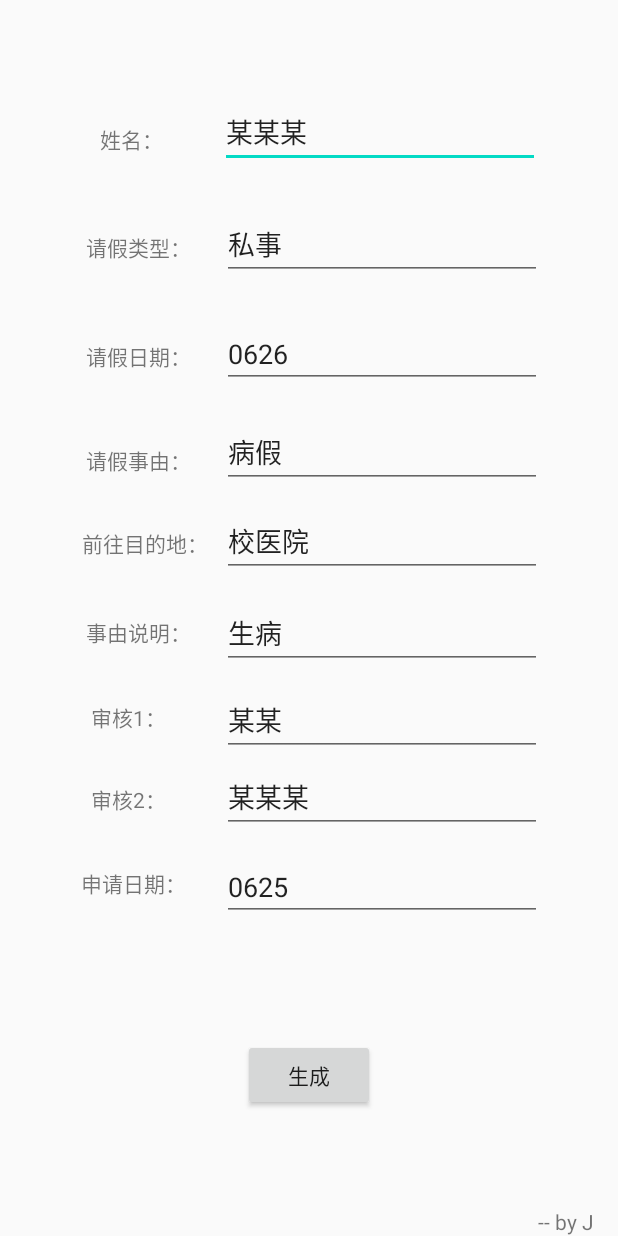
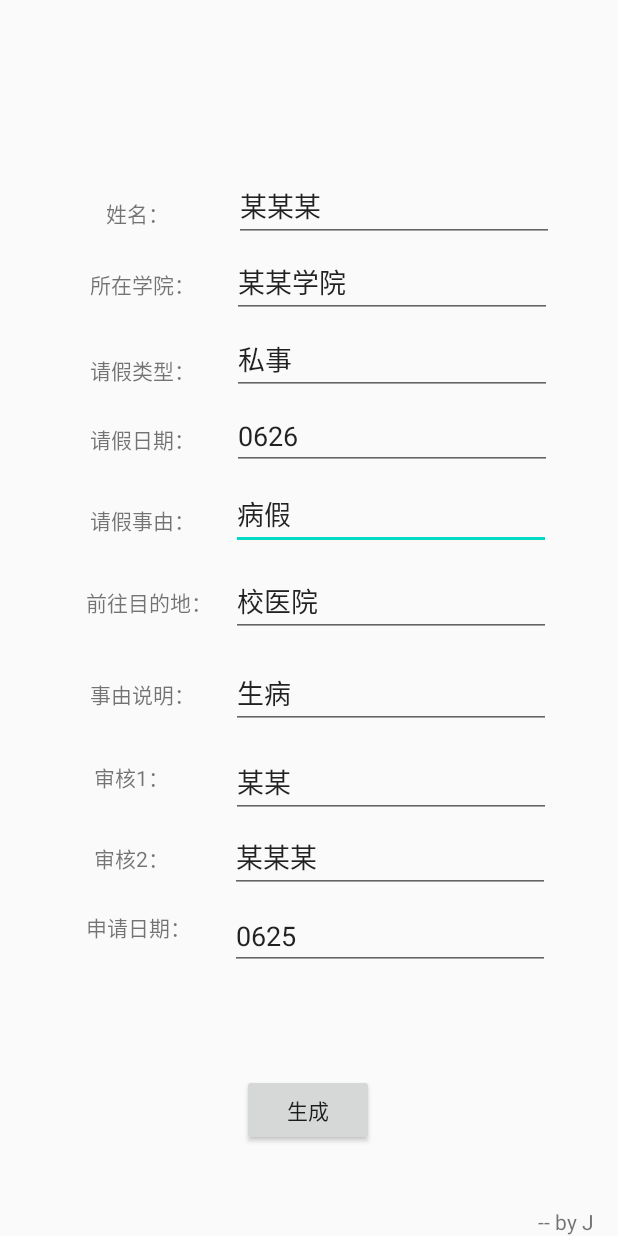
Before and after one commit to Jepson-Song/leave, an Android app: the screen it shows after launch (MainActivity), on a phone screen of 412 x 824 dp. Run offline under Robolectric (Android 15) with nearby library versions, the phone set to English and light mode, and no system bars.

Commit message:
增加 所在学院

```diff
--- a/app/src/main/java/com/example/test/MainActivity.java
+++ b/app/src/main/java/com/example/test/MainActivity.java
@@ -40,9 +40,9 @@ public class MainActivity extends AppCompatActivity {
     private static Handler handler;
 
     private Button btCreate;
-    private TextView tvName, tvType, tvDate, tvReason, tvDestination, tvExplain, tvReviewer1, tvReviewer2;
-    private EditText etName, etType, etDate, etReason, etDestination, etExplain, etReviewer1, etReviewer2, etAppicationDate;
-    private String strName, strType, strDate, strReason, strDestination, strExplain, strReviewer1, strReviewer2;
+    private TextView tvName, tvSchool, tvType, tvDate, tvReason, tvDestination, tvExplain, tvReviewer1, tvReviewer2;
+    private EditText etName, etSchool, etType, etDate, etReason, etDestination, etExplain, etReviewer1, etReviewer2, etAppicationDate;
+    private String strName, strSchool, strType, strDate, strReason, strDestination, strExplain, strReviewer1, strReviewer2;
     private int intDate, intMonth, intDay;
     private String strMonth, strDay, strName2, strReviewer12, strReviewer22;
 
@@ -97,6 +97,7 @@ public class MainActivity extends AppCompatActivity {
         checkPermission();
 
         etName = (EditText) findViewById(R.id.etName);
+        etSchool = (EditText)findViewById(R.id.etSchool);
         etType = (EditText) findViewById(R.id.etType);
         etDate = (EditText) findViewById(R.id.etDate);
         etReason = (EditText) findViewById(R.id.etReason);
@@ -151,6 +152,7 @@ public class MainActivity extends AppCompatActivity {
         //private String strName, strType, strDate, strReason, strDestination, strExplain, strReviewer1, strReviewer2;
         //strName2 = sp.getString("strName2", "null");
         strName = sp.getString("strName", "某某某");
+        strSchool = sp.getString("strSchool", "某某学院");
         strType = sp.getString("strType", "私事");
         //strDuration = sp.getString("strDuration", "null");
         strDate = sp.getString("strDate", "0626");
@@ -171,6 +173,7 @@ public class MainActivity extends AppCompatActivity {
 
 
         etName.setText(strName);
+        etSchool.setText(strSchool);
         etType.setText(strType);
         etDate.setText(strDate);
         etReason.setText(strReason);
@@ -193,6 +196,7 @@ public class MainActivity extends AppCompatActivity {
         //通过editor对象写入数据
         //editor.putString("strName2", strName2);
         editor.putString("strName", strName);
+        editor.putString("strSchool", strSchool);
         editor.putString("strType", strType);
         //editor.putString("strDuration", strDuration);
         editor.putString("strDate", strDate);
@@ -217,6 +221,8 @@ public class MainActivity extends AppCompatActivity {
     private void getData() {
         strName = etName.getText().toString().trim();
         Log.d(TAG, "read: strName=" + strName);
+        strSchool = etSchool.getText().toString().trim();
+        Log.d(TAG, "read: strSchool=" + strSchool);
         strType = etType.getText().toString().trim();
         Log.d(TAG, "read: strType=" + strType);
         strDate = etDate.getText().toString().trim();
@@ -283,52 +289,55 @@ public class MainActivity extends AppCompatActivity {
                 case 97:
                     line = strName;
                     break;
-                case 113:
+                case 107:
+                    line = strSchool;
+                    break;
+                case 115:
                     line = strType;
                     break;
-                case 119:
+                case 121:
                     line = strDuration;
                     break;
-                case 127:
+                case 129:
                     line = strStart;
                     break;
-                case 133:
+                case 135:
                     line = strEnd;
                     break;
-                case 142:
+                case 144:
                     line = strReason;
                     break;
-                case 148:
+                case 150:
                     line = strDestination;
                     break;
-                case 154:
+                case 156:
                     line = strExplain;
                     break;
-                case 172:
+                case 174:
                     line = strName2;
                     break;
-                case 176:
+                case 178:
                     line = strApplicationTime;
                     break;
-                case 185:
+                case 187:
                     line = strReviewer12;
                     break;
-                case 189:
+                case 191:
                     line = strRev1Pass;
                     break;
-                case 191:
+                case 193:
                     line = strRev1Time;
                     break;
-                case 200:
+                case 202:
                     line = strReviewer22;
                     break;
-                case 204:
+                case 206:
                     line = strRev2Pass;
                     break;
-                case 206:
+                case 208:
                     line = strRev2Time;
                     break;
-                case 222:
+                case 224:
                     line = strApplicationCost;
                     break;
             }
--- a/app/src/main/res/layout/activity_main.xml
+++ b/app/src/main/res/layout/activity_main.xml
@@ -18,91 +18,22 @@
         app:layout_constraintHorizontal_bias="0.167"
         app:layout_constraintStart_toStartOf="parent"
         app:layout_constraintTop_toTopOf="parent"
-        app:layout_constraintVertical_bias="0.102" />
+        app:layout_constraintVertical_bias="0.164" />
 
-    <TextView
-        android:id="@+id/tvReason"
+    <EditText
+        android:id="@+id/etReason"
         android:layout_width="wrap_content"
         android:layout_height="wrap_content"
-        android:text="请假事由："
+        android:layout_marginEnd="13dp"
+        android:layout_marginRight="13dp"
+        android:ems="10"
+        android:text="病假"
         app:layout_constraintBottom_toBottomOf="parent"
-        app:layout_constraintHorizontal_bias="0.167"
-        app:layout_constraintLeft_toLeftOf="parent"
-        app:layout_constraintRight_toRightOf="parent"
+        app:layout_constraintEnd_toEndOf="parent"
+        app:layout_constraintHorizontal_bias="0.564"
+        app:layout_constraintStart_toEndOf="@+id/tvName"
         app:layout_constraintTop_toTopOf="parent"
-        app:layout_constraintVertical_bias="0.369" />
-
-    <TextView
-        android:id="@+id/tvDestination"
-        android:layout_width="wrap_content"
-        android:layout_height="wrap_content"
-        android:text="前往目的地："
-        app:layout_constraintBottom_toBottomOf="parent"
-        app:layout_constraintHorizontal_bias="0.167"
-        app:layout_constraintLeft_toLeftOf="parent"
-        app:layout_constraintRight_toRightOf="parent"
-        app:layout_constraintTop_toTopOf="parent"
-        app:layout_constraintVertical_bias="0.438" />
-
-    <TextView
-        android:id="@+id/tvExplain"
-        android:layout_width="wrap_content"
-        android:layout_height="wrap_content"
-        android:text="事由说明："
-        app:layout_constraintBottom_toBottomOf="parent"
-        app:layout_constraintHorizontal_bias="0.167"
-        app:layout_constraintLeft_toLeftOf="parent"
-        app:layout_constraintRight_toRightOf="parent"
-        app:layout_constraintTop_toTopOf="parent"
-        app:layout_constraintVertical_bias="0.512" />
-
-    <TextView
-        android:id="@+id/tvReviewer1"
-        android:layout_width="wrap_content"
-        android:layout_height="wrap_content"
-        android:text="审核1："
-        app:layout_constraintBottom_toBottomOf="parent"
-        app:layout_constraintHorizontal_bias="0.167"
-        app:layout_constraintLeft_toLeftOf="parent"
-        app:layout_constraintRight_toRightOf="parent"
-        app:layout_constraintTop_toTopOf="parent"
-        app:layout_constraintVertical_bias="0.582" />
-
-    <TextView
-        android:id="@+id/tvReviewer2"
-        android:layout_width="wrap_content"
-        android:layout_height="wrap_content"
-        android:text="审核2："
-        app:layout_constraintBottom_toBottomOf="parent"
-        app:layout_constraintHorizontal_bias="0.167"
-        app:layout_constraintLeft_toLeftOf="parent"
-        app:layout_constraintRight_toRightOf="parent"
-        app:layout_constraintTop_toTopOf="parent"
-        app:layout_constraintVertical_bias="0.65" />
-
-    <TextView
-        android:id="@+id/tvApplicationDate"
-        android:layout_width="wrap_content"
-        android:layout_height="wrap_content"
-        android:text="申请日期："
-        app:layout_constraintBottom_toBottomOf="parent"
-        app:layout_constraintHorizontal_bias="0.157"
-        app:layout_constraintLeft_toLeftOf="parent"
-        app:layout_constraintRight_toRightOf="parent"
-        app:layout_constraintTop_toTopOf="parent"
-        app:layout_constraintVertical_bias="0.72" />
-
-    <TextView
-        android:id="@+id/tvType"
-        android:layout_width="wrap_content"
-        android:layout_height="wrap_content"
-        android:text="请假类型："
-        app:layout_constraintBottom_toBottomOf="parent"
-        app:layout_constraintHorizontal_bias="0.167"
-        app:layout_constraintLeft_toLeftOf="parent"
-        app:layout_constraintRight_toRightOf="parent"
-        app:layout_constraintTop_toTopOf="parent"
-        app:layout_constraintVertical_bias="0.192" />
+        app:layout_constraintVertical_bias="0.411" />
 
     <TextView
         android:id="@+id/tvDate"
@@ -110,36 +41,11 @@
         android:layout_height="wrap_content"
         android:text="请假日期："
         app:layout_constraintBottom_toBottomOf="parent"
-        app:layout_constraintHorizontal_bias="0.167"
+        app:layout_constraintHorizontal_bias="0.175"
         app:layout_constraintLeft_toLeftOf="parent"
         app:layout_constraintRight_toRightOf="parent"
         app:layout_constraintTop_toTopOf="parent"
-        app:layout_constraintVertical_bias="0.282" />
-
-    <Button
-        android:id="@+id/btCreate"
-        android:layout_width="wrap_content"
-        android:layout_height="wrap_content"
-        android:layout_marginBottom="83dp"
-        android:text="生成"
-        app:layout_constraintBottom_toBottomOf="parent"
-        app:layout_constraintEnd_toEndOf="parent"
-        app:layout_constraintStart_toStartOf="parent" />
-
-    <EditText
-        android:id="@+id/etName"
-        android:layout_width="wrap_content"
-        android:layout_height="wrap_content"
-        android:layout_marginEnd="13dp"
-        android:layout_marginRight="13dp"
-        android:ems="10"
-        android:inputType="textPersonName"
-        android:text="张三"
-        app:layout_constraintBottom_toBottomOf="parent"
-        app:layout_constraintEnd_toEndOf="parent"
-        app:layout_constraintStart_toEndOf="@+id/tvName"
-        app:layout_constraintTop_toTopOf="parent"
-        app:layout_constraintVertical_bias="0.083" />
+        app:layout_constraintVertical_bias="0.351" />
 
     <EditText
         android:id="@+id/etType"
@@ -151,40 +57,53 @@
         android:text="私事"
         app:layout_constraintBottom_toBottomOf="parent"
         app:layout_constraintEnd_toEndOf="parent"
-        app:layout_constraintHorizontal_bias="0.512"
+        app:layout_constraintHorizontal_bias="0.576"
         app:layout_constraintStart_toEndOf="@+id/tvName"
         app:layout_constraintTop_toTopOf="parent"
-        app:layout_constraintVertical_bias="0.179" />
+        app:layout_constraintVertical_bias="0.278" />
 
     <EditText
-        android:id="@+id/etDate"
+        android:id="@+id/etSchool"
         android:layout_width="wrap_content"
         android:layout_height="wrap_content"
         android:layout_marginEnd="13dp"
         android:layout_marginRight="13dp"
         android:ems="10"
-        android:text="0626"
+        android:text="某某学院"
         app:layout_constraintBottom_toBottomOf="parent"
         app:layout_constraintEnd_toEndOf="parent"
-        app:layout_constraintHorizontal_bias="0.512"
+        app:layout_constraintHorizontal_bias="0.576"
         app:layout_constraintStart_toEndOf="@+id/tvName"
         app:layout_constraintTop_toTopOf="parent"
-        app:layout_constraintVertical_bias="0.274" />
+        app:layout_constraintVertical_bias="0.212" />
 
     <EditText
-        android:id="@+id/etReason"
+        android:id="@+id/etApplicationDate"
         android:layout_width="wrap_content"
         android:layout_height="wrap_content"
         android:layout_marginEnd="13dp"
         android:layout_marginRight="13dp"
         android:ems="10"
-        android:text="病假"
+        android:inputType="textPersonName"
+        android:text="0625"
         app:layout_constraintBottom_toBottomOf="parent"
         app:layout_constraintEnd_toEndOf="parent"
-        app:layout_constraintHorizontal_bias="0.512"
-        app:layout_constraintStart_toEndOf="@+id/tvName"
+        app:layout_constraintHorizontal_bias="0.56"
+        app:layout_constraintStart_toEndOf="@+id/tvReviewer2"
         app:layout_constraintTop_toTopOf="parent"
-        app:layout_constraintVertical_bias="0.358" />
+        app:layout_constraintVertical_bias="0.772" />
+
+    <TextView
+        android:id="@+id/tvReason"
+        android:layout_width="wrap_content"
+        android:layout_height="wrap_content"
+        android:text="请假事由："
+        app:layout_constraintBottom_toBottomOf="parent"
+        app:layout_constraintHorizontal_bias="0.175"
+        app:layout_constraintLeft_toLeftOf="parent"
+        app:layout_constraintRight_toRightOf="parent"
+        app:layout_constraintTop_toTopOf="parent"
+        app:layout_constraintVertical_bias="0.419" />
 
     <EditText
         android:id="@+id/etDestination"
@@ -196,25 +115,10 @@
         android:text="校医院"
         app:layout_constraintBottom_toBottomOf="parent"
         app:layout_constraintEnd_toEndOf="parent"
-        app:layout_constraintHorizontal_bias="0.512"
+        app:layout_constraintHorizontal_bias="0.564"
         app:layout_constraintStart_toEndOf="@+id/tvName"
         app:layout_constraintTop_toTopOf="parent"
-        app:layout_constraintVertical_bias="0.434" />
-
-    <EditText
-        android:id="@+id/etExplain"
-        android:layout_width="wrap_content"
-        android:layout_height="wrap_content"
-        android:layout_marginEnd="13dp"
-        android:layout_marginRight="13dp"
-        android:ems="10"
-        android:text="头疼"
-        app:layout_constraintBottom_toBottomOf="parent"
-        app:layout_constraintEnd_toEndOf="parent"
-        app:layout_constraintHorizontal_bias="0.512"
-        app:layout_constraintStart_toEndOf="@+id/tvName"
-        app:layout_constraintTop_toTopOf="parent"
-        app:layout_constraintVertical_bias="0.513" />
+        app:layout_constraintVertical_bias="0.486" />
 
     <EditText
         android:id="@+id/etReviewer1"
@@ -227,10 +131,22 @@
         android:text="某某"
         app:layout_constraintBottom_toBottomOf="parent"
         app:layout_constraintEnd_toEndOf="parent"
-        app:layout_constraintHorizontal_bias="0.512"
+        app:layout_constraintHorizontal_bias="0.564"
         app:layout_constraintStart_toEndOf="@+id/tvName"
         app:layout_constraintTop_toTopOf="parent"
-        app:layout_constraintVertical_bias="0.588" />
+        app:layout_constraintVertical_bias="0.641" />
+
+    <TextView
+        android:id="@+id/tvReviewer1"
+        android:layout_width="wrap_content"
+        android:layout_height="wrap_content"
+        android:text="审核1："
+        app:layout_constraintBottom_toBottomOf="parent"
+        app:layout_constraintHorizontal_bias="0.174"
+        app:layout_constraintLeft_toLeftOf="parent"
+        app:layout_constraintRight_toRightOf="parent"
+        app:layout_constraintTop_toTopOf="parent"
+        app:layout_constraintVertical_bias="0.632" />
 
     <EditText
         android:id="@+id/etReviewer2"
@@ -243,24 +159,136 @@
         android:text="某某某"
         app:layout_constraintBottom_toBottomOf="parent"
         app:layout_constraintEnd_toEndOf="parent"
+        app:layout_constraintHorizontal_bias="0.56"
         app:layout_constraintStart_toEndOf="@+id/tvReviewer2"
         app:layout_constraintTop_toTopOf="parent"
-        app:layout_constraintVertical_bias="0.654" />
+        app:layout_constraintVertical_bias="0.706" />
+
+    <TextView
+        android:id="@+id/tvType"
+        android:layout_width="wrap_content"
+        android:layout_height="wrap_content"
+        android:text="请假类型："
+        app:layout_constraintBottom_toBottomOf="parent"
+        app:layout_constraintHorizontal_bias="0.175"
+        app:layout_constraintLeft_toLeftOf="parent"
+        app:layout_constraintRight_toRightOf="parent"
+        app:layout_constraintTop_toTopOf="parent"
+        app:layout_constraintVertical_bias="0.294" />
+
+    <TextView
+        android:id="@+id/tvSchool"
+        android:layout_width="wrap_content"
+        android:layout_height="wrap_content"
+        android:text="所在学院："
+        app:layout_constraintBottom_toBottomOf="parent"
+        app:layout_constraintHorizontal_bias="0.175"
+        app:layout_constraintLeft_toLeftOf="parent"
+        app:layout_constraintRight_toRightOf="parent"
+        app:layout_constraintTop_toTopOf="parent"
+        app:layout_constraintVertical_bias="0.223" />
 
     <EditText
-        android:id="@+id/etApplicationDate"
+        android:id="@+id/etDate"
         android:layout_width="wrap_content"
         android:layout_height="wrap_content"
         android:layout_marginEnd="13dp"
         android:layout_marginRight="13dp"
         android:ems="10"
-        android:inputType="textPersonName"
-        android:text="0625"
+        android:text="0626"
         app:layout_constraintBottom_toBottomOf="parent"
         app:layout_constraintEnd_toEndOf="parent"
-        app:layout_constraintStart_toEndOf="@+id/tvReviewer2"
+        app:layout_constraintHorizontal_bias="0.576"
+        app:layout_constraintStart_toEndOf="@+id/tvName"
         app:layout_constraintTop_toTopOf="parent"
-        app:layout_constraintVertical_bias="0.73" />
+        app:layout_constraintVertical_bias="0.344" />
+
+    <EditText
+        android:id="@+id/etExplain"
+        android:layout_width="wrap_content"
+        android:layout_height="wrap_content"
+        android:layout_marginEnd="13dp"
+        android:layout_marginRight="13dp"
+        android:ems="10"
+        android:text="头疼"
+        app:layout_constraintBottom_toBottomOf="parent"
+        app:layout_constraintEnd_toEndOf="parent"
+        app:layout_constraintHorizontal_bias="0.564"
+        app:layout_constraintStart_toEndOf="@+id/tvName"
+        app:layout_constraintTop_toTopOf="parent"
+        app:layout_constraintVertical_bias="0.565" />
+
+    <TextView
+        android:id="@+id/tvReviewer2"
+        android:layout_width="wrap_content"
+        android:layout_height="wrap_content"
+        android:text="审核2："
+        app:layout_constraintBottom_toBottomOf="parent"
+        app:layout_constraintHorizontal_bias="0.174"
+        app:layout_constraintLeft_toLeftOf="parent"
+        app:layout_constraintRight_toRightOf="parent"
+        app:layout_constraintTop_toTopOf="parent"
+        app:layout_constraintVertical_bias="0.699" />
+
+    <TextView
+        android:id="@+id/tvApplicationDate"
+        android:layout_width="wrap_content"
+        android:layout_height="wrap_content"
+        android:text="申请日期："
+        app:layout_constraintBottom_toBottomOf="parent"
+        app:layout_constraintHorizontal_bias="0.167"
+        app:layout_constraintLeft_toLeftOf="parent"
+        app:layout_constraintRight_toRightOf="parent"
+        app:layout_constraintTop_toTopOf="parent"
+        app:layout_constraintVertical_bias="0.757" />
+
+    <TextView
+        android:id="@+id/tvDestination"
+        android:layout_width="wrap_content"
+        android:layout_height="wrap_content"
+        android:text="前往目的地："
+        app:layout_constraintBottom_toBottomOf="parent"
+        app:layout_constraintHorizontal_bias="0.174"
+        app:layout_constraintLeft_toLeftOf="parent"
+        app:layout_constraintRight_toRightOf="parent"
+        app:layout_constraintTop_toTopOf="parent"
+        app:layout_constraintVertical_bias="0.487" />
+
+    <TextView
+        android:id="@+id/tvExplain"
+        android:layout_width="wrap_content"
+        android:layout_height="wrap_content"
+        android:text="事由说明："
+        app:layout_constraintBottom_toBottomOf="parent"
+        app:layout_constraintHorizontal_bias="0.175"
+        app:layout_constraintLeft_toLeftOf="parent"
+        app:layout_constraintRight_toRightOf="parent"
+        app:layout_constraintTop_toTopOf="parent"
+        app:layout_constraintVertical_bias="0.563" />
+
+    <EditText
+        android:id="@+id/etName"
+        android:layout_width="wrap_content"
+        android:layout_height="wrap_content"
+        android:ems="10"
+        android:inputType="textPersonName"
+        android:text="张三"
+        app:layout_constraintBottom_toBottomOf="parent"
+        app:layout_constraintEnd_toEndOf="parent"
+        app:layout_constraintStart_toEndOf="@+id/tvName"
+        app:layout_constraintTop_toTopOf="parent"
+        app:layout_constraintVertical_bias="0.147" />
+
+    <Button
+        android:id="@+id/btCreate"
+        android:layout_width="wrap_content"
+        android:layout_height="wrap_content"
+        android:layout_marginBottom="60dp"
+        android:text="生成"
+        app:layout_constraintBottom_toBottomOf="parent"
+        app:layout_constraintEnd_toEndOf="parent"
+        app:layout_constraintHorizontal_bias="0.498"
+        app:layout_constraintStart_toStartOf="parent" />
 
     <TextView
         android:id="@+id/tvAuthor"
```
Also changed, not shown: 2 other files.
